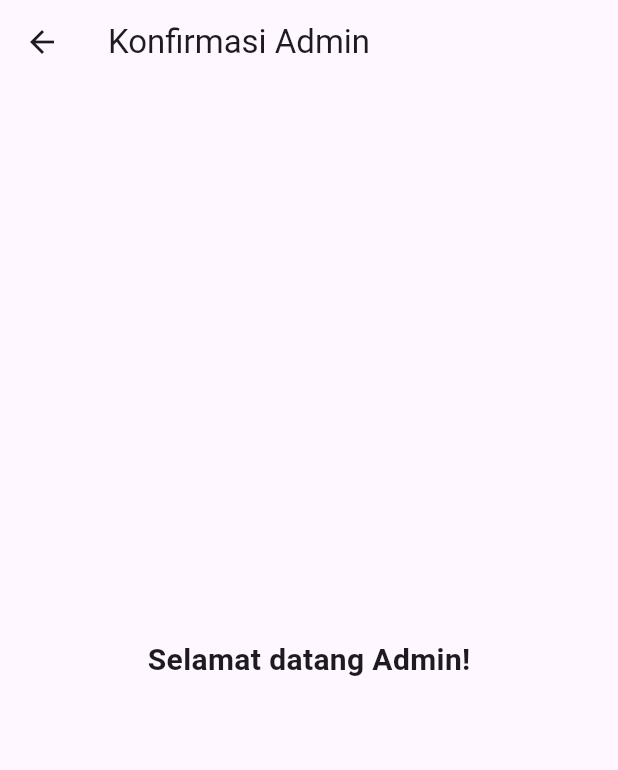
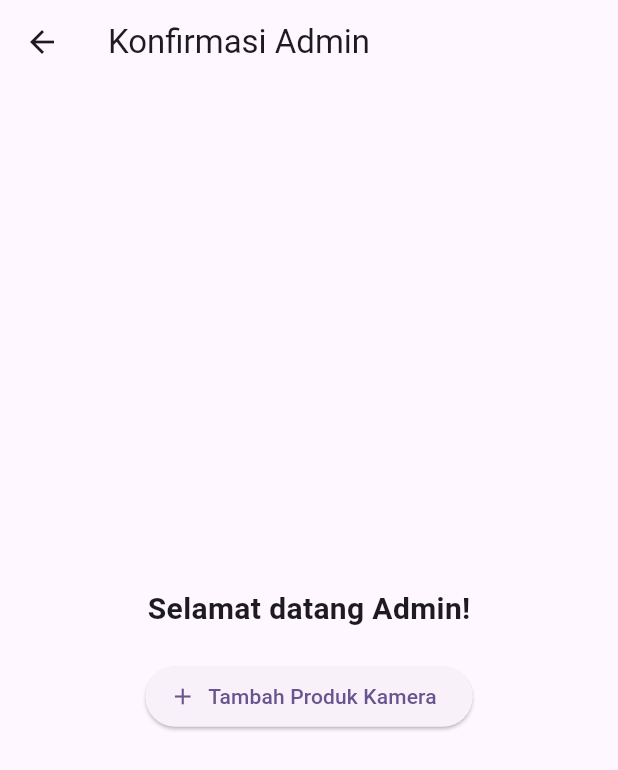
Before and after one commit to Muhammadalif1213/0075_camrent, a Flutter app: the AdminConfirmScreen screen opened directly, on a phone screen of 412 x 824 dp. Shown: the top 770 px of the screen. Run offline on Flutter 3.47's test engine with Material 3 defaults, Android fonts, the phone set to English and light mode, and no system bars; our stand-ins replace bloc, dartz, dropdown_button2, flutter_bloc, flutter_secure_storage; accounts and stored records are empty; statements that could not run were skipped.

Commit message:
menampilkan screen add product.

```diff
--- a/lib/main.dart
+++ b/lib/main.dart
@@ -3,7 +3,9 @@
 import 'package:paml_camrent/data/presentation/auth/login/login_bloc.dart';
 import 'package:paml_camrent/data/presentation/auth/register/register_bloc.dart';
 import 'package:paml_camrent/data/presentation/auth/register_screen.dart';
+import 'package:paml_camrent/data/presentation/product/product_bloc.dart';
 import 'package:paml_camrent/repository/auth_repository.dart';
+import 'package:paml_camrent/repository/product_repository.dart';
 import 'package:paml_camrent/services/services_http_client.dart';
 
 void main() {
@@ -27,6 +29,10 @@
           create: (context) =>
               LoginBloc(authRepository: AuthRepository(ServicesHttpClient())),
         ),
+        BlocProvider(
+          create: (context) =>
+              ProductBloc(productRepository: ProductRepository(ServicesHttpClient())),
+        ),
       ],
       child: MaterialApp(
         title: 'Flutter Demo',
--- a/lib/screens/admin_confirm_screen.dart
+++ b/lib/screens/admin_confirm_screen.dart
@@ -1,4 +1,5 @@
 import 'package:flutter/material.dart';
+import 'add_product_screen.dart'; // import halaman tambah produk
 
 class AdminConfirmScreen extends StatelessWidget {
   const AdminConfirmScreen({super.key});
@@ -6,13 +7,27 @@ class AdminConfirmScreen extends StatelessWidget {
   @override
   Widget build(BuildContext context) {
     return Scaffold(
-      appBar: AppBar(
-        title: const Text('Konfirmasi Admin')
-      ),
-      body: const Center(
-        child: Text(
-          'Selamat datang Admin!',
-          style: TextStyle(fontSize: 20, fontWeight: FontWeight.bold),
+      appBar: AppBar(title: const Text('Konfirmasi Admin')),
+      body: Center(
+        child: Column(
+          mainAxisAlignment: MainAxisAlignment.center,
+          children: [
+            const Text(
+              'Selamat datang Admin!',
+              style: TextStyle(fontSize: 20, fontWeight: FontWeight.bold),
+            ),
+            const SizedBox(height: 20),
+            ElevatedButton.icon(
+              onPressed: () {
+                Navigator.push(
+                  context,
+                  MaterialPageRoute(builder: (_) => const AddProductScreen()),
+                );
+              },
+              icon: const Icon(Icons.add),
+              label: const Text('Tambah Produk Kamera'),
+            ),
+          ],
         ),
       ),
     );
```
Also changed, not shown: lib/screens/add_product_screen.dart (added, +104 -0 lines).
